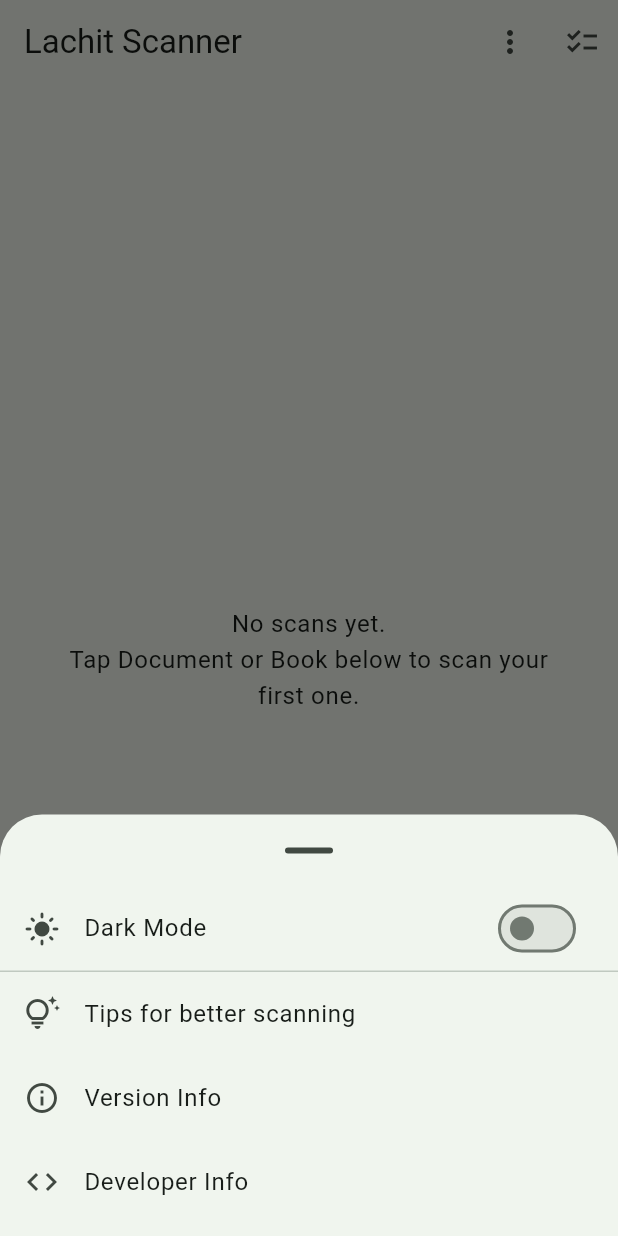
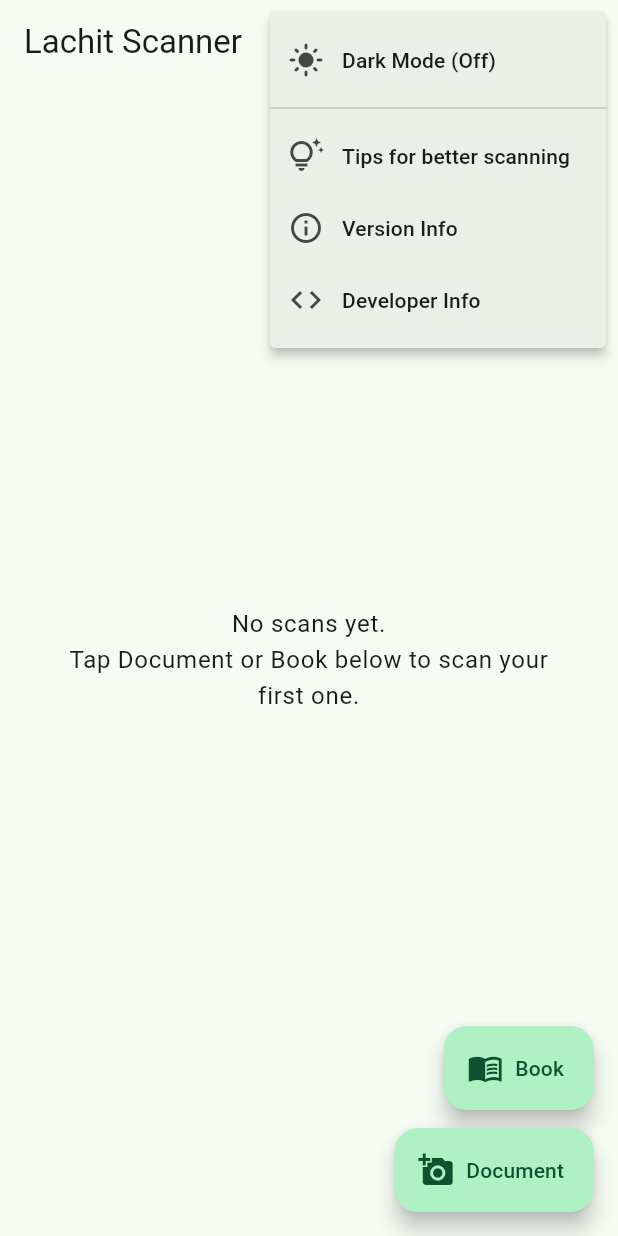
Before and after one commit to mridulks/Lachit-Scanner, a Flutter app: the screen it shows after launch, after a tap on the "more vert" icon, on a phone screen of 412 x 824 dp. Run offline on Flutter 3.47's test engine with Material 3 defaults, Android fonts, the phone set to English and light mode, and no system bars; our stand-ins replace camera, flutter_riverpod, hive, hive_flutter, package_info_plus, pdf and 1 more; missing offline and left inert: opencv_dart; accounts and stored records are empty.

Commit message:
menu added with dark mode; debugged; working now after uninstall and reinstall

```diff
--- a/lib/features/home/home_screen.dart
+++ b/lib/features/home/home_screen.dart
@@ -11,6 +11,13 @@
 import '../document_editor/document_editor_screen.dart';
 import '../scanner/scanner_screen.dart';
 
+enum _MenuAction {
+  toggleTheme,
+  tips,
+  versionInfo,
+  developerInfo,
+}
+
 class HomeScreen extends ConsumerStatefulWidget {
   const HomeScreen({super.key});
 
@@ -22,10 +29,14 @@
   final Set<String> _selectedDocumentIds = {};
   bool _selectionMode = false;
 
+  @override
+  void initState() {
+    super.initState();
+    _selectionMode = false;
+    _selectedDocumentIds.clear();
+  }
+
   Future<void> _newScan(ScanKind kind, {BookScanMode? bookScanMode}) async {
-    // A fresh scan session starts with no active document; the first
-    // captured page (or page pair, for Book Mode) creates one — see
-    // CornerAdjustScreen._confirm().
     ref.read(activeDocumentProvider.notifier).state = null;
     await Navigator.of(context).push(
       MaterialPageRoute(
@@ -35,7 +46,7 @@
         ),
       ),
     );
-    setState(() {});
+    if (mounted) setState(() {});
   }
 
   Future<void> _newBookScan() async {
@@ -89,7 +100,7 @@
     );
     if (confirmed == true) {
       await storage.deleteDocument(doc);
-      setState(() {});
+      if (mounted) setState(() {});
     }
   }
 
@@ -120,10 +131,12 @@
       )) {
         await storage.deleteDocument(doc);
       }
+      if (mounted) {
         setState(() {
           _selectedDocumentIds.clear();
           _selectionMode = false;
         });
+      }
     }
   }
 
@@ -162,6 +175,7 @@
   @override
   Widget build(BuildContext context) {
     ref.watch(documentVersionProvider);
+    final isDarkMode = ref.watch(darkModeProvider);
     final storage = ref.read(storageProvider);
     final docs = storage.listDocuments();
 
@@ -191,9 +205,7 @@
                     ? Icons.deselect
                     : Icons.select_all,
               ),
-              tooltip: _selectedDocumentIds.length == docs.length
-                  ? 'Clear selection'
-                  : 'Select all',
+              tooltip: 'Select all',
             ),
             IconButton(
               onPressed: _selectedDocumentIds.isEmpty
@@ -218,17 +230,79 @@
               tooltip: 'Exit selection',
             ),
           ] else ...[
-            IconButton(
-              onPressed: _showSettingsSheet,
-              icon: const Icon(Icons.more_vert),
-              tooltip: 'More options',
-            ),
+            if (docs.isNotEmpty)
               IconButton(
                 onPressed: () => setState(() => _selectionMode = true),
                 icon: const Icon(Icons.checklist),
                 tooltip: 'Select documents',
               ),
           ],
+          // Permanent Popup Menu
+          PopupMenuButton<_MenuAction>(
+            icon: const Icon(Icons.more_vert),
+            tooltip: 'More options',
+            onSelected: (action) {
+              switch (action) {
+                case _MenuAction.toggleTheme:
+                  ref.read(darkModeProvider.notifier).state = !isDarkMode;
+                  break;
+                case _MenuAction.tips:
+                  _showTipsDialog();
+                  break;
+                case _MenuAction.versionInfo:
+                  _showVersionDialog();
+                  break;
+                case _MenuAction.developerInfo:
+                  _showDeveloperDialog();
+                  break;
+              }
+            },
+            itemBuilder: (context) => [
+              PopupMenuItem(
+                value: _MenuAction.toggleTheme,
+                child: Row(
+                  children: [
+                    Icon(
+                      isDarkMode ? Icons.dark_mode : Icons.light_mode,
+                    ),
+                    const SizedBox(width: 12),
+                    Text(isDarkMode ? 'Dark Mode (On)' : 'Dark Mode (Off)'),
+                  ],
+                ),
+              ),
+              const PopupMenuDivider(),
+              const PopupMenuItem(
+                value: _MenuAction.tips,
+                child: Row(
+                  children: [
+                    Icon(Icons.tips_and_updates_outlined),
+                    SizedBox(width: 12),
+                    Text('Tips for better scanning'),
+                  ],
+                ),
+              ),
+              const PopupMenuItem(
+                value: _MenuAction.versionInfo,
+                child: Row(
+                  children: [
+                    Icon(Icons.info_outline),
+                    SizedBox(width: 12),
+                    Text('Version Info'),
+                  ],
+                ),
+              ),
+              const PopupMenuItem(
+                value: _MenuAction.developerInfo,
+                child: Row(
+                  children: [
+                    Icon(Icons.code),
+                    SizedBox(width: 12),
+                    Text('Developer Info'),
+                  ],
+                ),
+              ),
+            ],
+          ),
         ],
       ),
       body: docs.isEmpty
@@ -293,7 +367,7 @@
                                     DocumentEditorScreen(documentId: doc.id),
                               ),
                             );
-                            setState(() {});
+                            if (mounted) setState(() {});
                           },
                     trailing: _selectionMode
                         ? null
@@ -329,68 +403,6 @@
 
   String _formatDate(DateTime d) =>
       '${d.year}-${d.month.toString().padLeft(2, '0')}-${d.day.toString().padLeft(2, '0')}';
-
-  // ---- Settings menu (3-dots) ----
-
-  void _showSettingsSheet() {
-    showModalBottomSheet<void>(
-      context: context,
-      showDragHandle: true,
-      builder: (sheetContext) {
-        return SafeArea(
-          child: Column(
-            mainAxisSize: MainAxisSize.min,
-            children: [
-              ListTile(
-                leading: Icon(
-                  ref.watch(darkModeProvider)
-                      ? Icons.dark_mode
-                      : Icons.light_mode,
-                ),
-                title: const Text('Dark Mode'),
-                trailing: Switch(
-                  value: ref.watch(darkModeProvider),
-                  onChanged: (value) {
-                    ref.read(darkModeProvider.notifier).state = value;
-                  },
-                ),
-                onTap: () {
-                  ref.read(darkModeProvider.notifier).state =
-                      !ref.read(darkModeProvider);
-                },
-              ),
-              const Divider(height: 1),
-              ListTile(
-                leading: const Icon(Icons.tips_and_updates_outlined),
-                title: const Text('Tips for better scanning'),
-                onTap: () {
-                  Navigator.of(sheetContext).pop();
-                  _showTipsDialog();
-                },
-              ),
-              ListTile(
-                leading: const Icon(Icons.info_outline),
-                title: const Text('Version Info'),
-                onTap: () {
-                  Navigator.of(sheetContext).pop();
-                  _showVersionDialog();
-                },
-              ),
-              ListTile(
-                leading: const Icon(Icons.code),
-                title: const Text('Developer Info'),
-                onTap: () {
-                  Navigator.of(sheetContext).pop();
-                  _showDeveloperDialog();
-                },
-              ),
-              const SizedBox(height: 8),
-            ],
-          ),
-        );
-      },
-    );
-  }
 
   Future<void> _showTipsDialog() async {
     const tips = <(IconData, String, String)>[
@@ -434,7 +446,9 @@
                 Row(
                   crossAxisAlignment: CrossAxisAlignment.start,
                   children: [
-                    Icon(icon, size: 20, color: Theme.of(context).colorScheme.primary),
+                    Icon(icon,
+                        size: 20,
+                        color: Theme.of(context).colorScheme.primary),
                     const SizedBox(width: 12),
                     Expanded(
                       child: Column(
@@ -473,10 +487,7 @@
     PackageInfo? info;
     try {
       info = await PackageInfo.fromPlatform();
-    } catch (_) {
-      // Falls back to the values below if platform channel info isn't
-      // available (e.g. certain test/desktop setups).
-    }
+    } catch (_) {}
     if (!mounted) return;
     await showDialog<void>(
       context: context,
@@ -518,11 +529,13 @@
             Text('Lachit Scanner'),
             SizedBox(height: 8),
             Text(
-              'Free, offline document & book scanner. No accounts, '
-              'no cloud, no watermarks, no third-party tracking.',
+              'Free, Offline Document & Book Scanner. No Accounts, '
+              'No Cloud, No Watermarks, No Third-party tracking.',
             ),
             SizedBox(height: 8),
-            Text('Built with Flutter, Riverpod, and OpenCV (opencv_dart).'),
+            Text(
+              'Concept, Design and Development:, '
+              'Mridul Kumar Sharmah.'),
           ],
         ),
         actions: [
```
Lines whose indentation alone changed are shown as unchanged.
